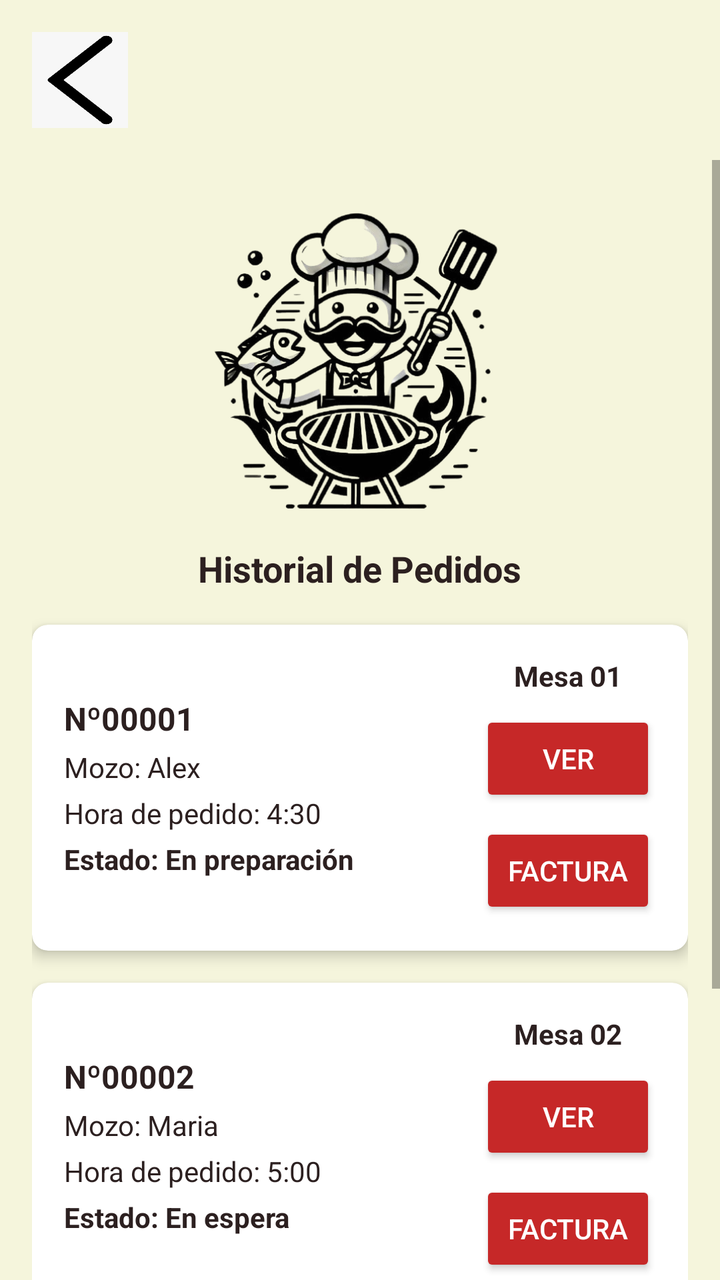
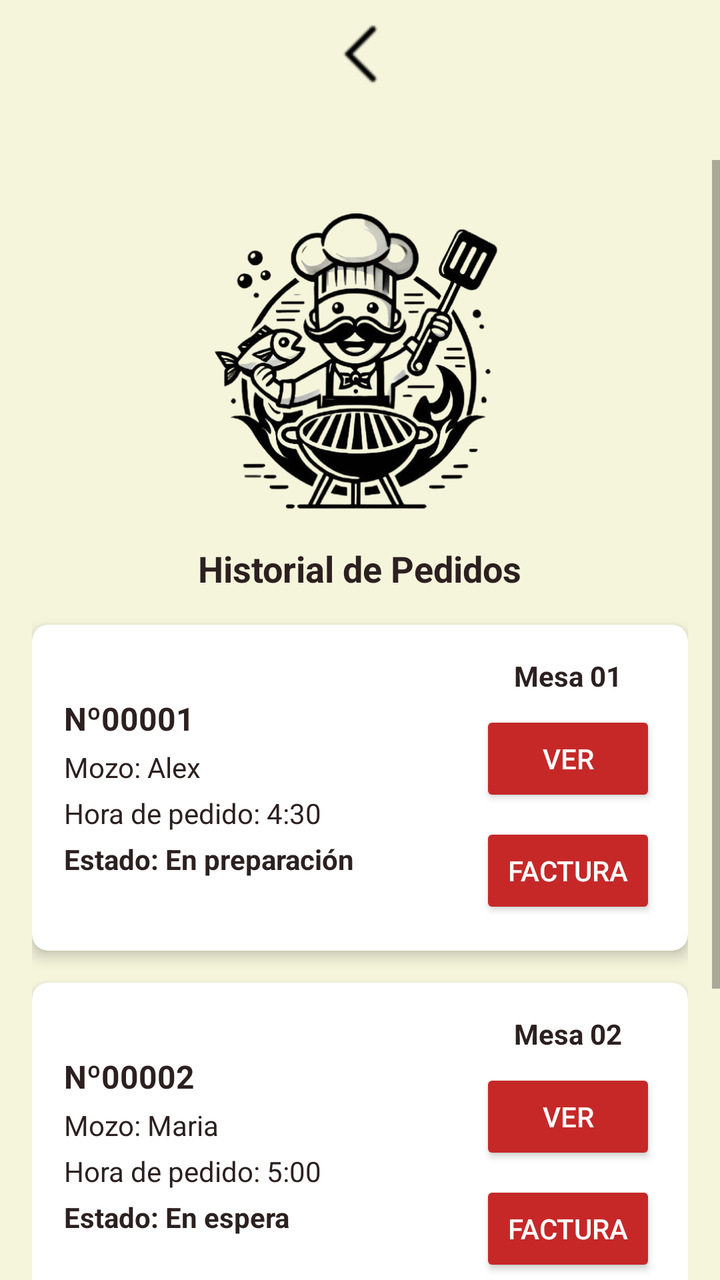

The first picture is an Android layout as it rendered before a commit; the second is the same layout after the commit. The layout source and the unified diff follow.
<!-- AndroidManifest.xml: application theme Theme.Practica_04 -->
<!-- res/layout/activity_7_mispedidos.xml -->
<?xml version="1.0" encoding="utf-8"?>
<FrameLayout xmlns:android="http://schemas.android.com/apk/res/android"
    xmlns:app="http://schemas.android.com/apk/res-auto"
    android:layout_width="match_parent"
    android:layout_height="match_parent"
    android:background="#F5F5DC">

    <ImageButton
        android:id="@+id/buttonretroceder"
        android:layout_width="48dp"
        android:layout_height="48dp"
        android:layout_gravity="start|top"
        android:layout_margin="16dp"
        android:background="@drawable/cambio"
        android:contentDescription="Botón de retroceso" />

    <ScrollView
        android:layout_width="match_parent"
        android:layout_height="match_parent"
        android:paddingTop="80dp"
        android:fillViewport="true">

        <LinearLayout
            android:layout_width="match_parent"
            android:layout_height="wrap_content"
            android:orientation="vertical"
            android:padding="16dp">

            
            <LinearLayout
                android:layout_width="match_parent"
                android:layout_height="wrap_content"
                android:orientation="vertical"
                android:gravity="center_horizontal"
                android:layout_marginBottom="16dp">

                <ImageView
                    android:id="@+id/clientPhoto"
                    android:layout_width="152dp"
                    android:layout_height="168dp"
                    android:layout_gravity="center"
                    android:layout_marginBottom="8dp"
                    android:contentDescription="Foto del cliente"
                    android:scaleType="centerCrop"
                    android:src="@drawable/sinfondo" />

                <TextView
                    android:id="@+id/orderNumber"
                    android:layout_width="wrap_content"
                    android:layout_height="wrap_content"
                    android:textColor="#2C2020"
                    android:text="Historial de Pedidos"
                    android:textSize="18sp"
                    android:textStyle="bold" />
            </LinearLayout>


            <androidx.cardview.widget.CardView
                android:layout_width="match_parent"
                android:layout_height="wrap_content"
                app:cardCornerRadius="8dp"
                app:cardElevation="4dp"
                app:cardBackgroundColor="@android:color/white"
                android:layout_marginBottom="16dp">

                <LinearLayout
                    android:layout_width="match_parent"
                    android:layout_height="wrap_content"
                    android:orientation="horizontal"
                    android:padding="16dp"
                    android:gravity="center_vertical">

                    <LinearLayout
                        android:layout_width="0dp"
                        android:layout_height="wrap_content"
                        android:layout_weight="1"
                        android:orientation="vertical">

                        <TextView
                            android:layout_width="wrap_content"
                            android:layout_height="wrap_content"
                            android:text="Nº00001"
                            android:textColor="#2C2020"
                            android:textSize="16sp"
                            android:textStyle="bold"
                            android:layout_marginBottom="4dp" />

                        <TextView
                            android:layout_width="wrap_content"
                            android:layout_height="wrap_content"
                            android:text="Mozo: Alex"
                            android:textColor="#2C2020"
                            android:layout_marginBottom="4dp" />

                        <TextView
                            android:layout_width="wrap_content"
                            android:layout_height="wrap_content"
                            android:text="Hora de pedido: 4:30"
                            android:textColor="#2C2020"
                            android:layout_marginBottom="4dp" />

                        <TextView
                            android:layout_width="wrap_content"
                            android:layout_height="wrap_content"
                            android:text="Estado: En preparación"
                            android:textColor="#2C2020"
                            android:textStyle="bold" />
                    </LinearLayout>

                    <LinearLayout
                        android:layout_width="wrap_content"
                        android:layout_height="wrap_content"
                        android:orientation="vertical"
                        android:gravity="center_horizontal">

                        <TextView
                            android:layout_width="wrap_content"
                            android:layout_height="wrap_content"
                            android:text="Mesa 01"
                            android:textColor="#2C2020"
                            android:textStyle="bold"
                            android:layout_marginBottom="8dp"
                            android:textSize="14sp" />

                        <Button
                            android:id="@+id/btnVer1"
                            android:layout_width="wrap_content"
                            android:layout_height="wrap_content"
                            android:text="Ver"
                            android:backgroundTint="#C62828"
                            android:textColor="#FFFFFF"
                            android:layout_marginBottom="8dp" />

                        <Button
                            android:id="@+id/btnAgregar1"
                            android:layout_width="wrap_content"
                            android:layout_height="wrap_content"
                            android:text="Factura"
                            android:backgroundTint="#C62828"
                            android:textColor="#FFFFFF" />
                    </LinearLayout>
                </LinearLayout>
            </androidx.cardview.widget.CardView>
            <androidx.cardview.widget.CardView
                android:layout_width="match_parent"
                android:layout_height="wrap_content"
                app:cardCornerRadius="8dp"
                app:cardElevation="4dp"
                app:cardBackgroundColor="@android:color/white"
                android:layout_marginBottom="16dp">

                <LinearLayout
                    android:layout_width="match_parent"
                    android:layout_height="wrap_content"
                    android:orientation="horizontal"
                    android:padding="16dp"
                    android:gravity="center_vertical">

                    <LinearLayout
                        android:layout_width="0dp"
                        android:layout_height="wrap_content"
                        android:layout_weight="1"
                        android:orientation="vertical">

                        <TextView
                            android:layout_width="wrap_content"
                            android:layout_height="wrap_content"
                            android:textColor="#2C2020"
                            android:text="Nº00002"
                            android:textSize="16sp"
                            android:textStyle="bold"
                            android:layout_marginBottom="4dp"/>

                        <TextView
                            android:layout_width="wrap_content"
                            android:layout_height="wrap_content"
                            android:textColor="#2C2020"
                            android:text="Mozo: Maria"
                            android:layout_marginBottom="4dp"/>

                        <TextView
                            android:layout_width="wrap_content"
                            android:layout_height="wrap_content"
                            android:textColor="#2C2020"
                            android:text="Hora de pedido: 5:00"
                            android:layout_marginBottom="4dp"/>

                        <TextView
                            android:layout_width="wrap_content"
                            android:layout_height="wrap_content"
                            android:text="Estado: En espera"
                            android:textColor="#2C2020"
                            android:textStyle="bold" />
                    </LinearLayout>

                    <LinearLayout
                        android:layout_width="wrap_content"
                        android:layout_height="wrap_content"
                        android:orientation="vertical"
                        android:gravity="center_horizontal">

                        <TextView
                            android:layout_width="wrap_content"
                            android:layout_height="wrap_content"
                            android:text="Mesa 02"
                            android:textColor="#2C2020"
                            android:textStyle="bold"
                            android:layout_marginBottom="8dp"
                            android:textSize="14sp" />

                        <Button
                            android:id="@+id/btnVer2"
                            android:layout_width="wrap_content"
                            android:layout_height="wrap_content"
                            android:text="Ver"
                            android:backgroundTint="#C62828"
                            android:textColor="#FFFFFF"
                            android:layout_marginBottom="8dp"/>

                        <Button
                            android:id="@+id/btnAgregar2"
                            android:layout_width="wrap_content"
                            android:layout_height="wrap_content"
                            android:text="Factura"
                            android:backgroundTint="#C62828"
                            android:textColor="#FFFFFF"/>
                    </LinearLayout>
                </LinearLayout>
            </androidx.cardview.widget.CardView>
            <androidx.cardview.widget.CardView
                android:layout_width="match_parent"
                android:layout_height="wrap_content"
                app:cardCornerRadius="8dp"
                app:cardElevation="4dp"
                app:cardBackgroundColor="@android:color/white"
                android:layout_marginBottom="16dp">

                <LinearLayout
                    android:layout_width="match_parent"
                    android:layout_height="wrap_content"
                    android:orientation="horizontal"
                    android:padding="16dp"
                    android:gravity="center_vertical">

                    <LinearLayout
                        android:layout_width="0dp"
                        android:layout_height="wrap_content"
                        android:layout_weight="1"
                        android:orientation="vertical">

                        <TextView
                            android:layout_width="wrap_content"
                            android:layout_height="wrap_content"
                            android:textColor="#2C2020"
                            android:text="Nº00003"
                            android:textSize="16sp"
                            android:textStyle="bold"
                            android:layout_marginBottom="4dp"/>

                        <TextView
                            android:layout_width="wrap_content"
                            android:layout_height="wrap_content"
                            android:textColor="#2C2020"
                            android:text="Mozo: Luis"
                            android:layout_marginBottom="4dp"/>

                        <TextView
                            android:layout_width="wrap_content"
                            android:layout_height="wrap_content"
                            android:textColor="#2C2020"
                            android:text="Hora de pedido: 6:00"
                            android:layout_marginBottom="4dp"/>

                        <TextView
                            android:layout_width="wrap_content"
                            android:layout_height="wrap_content"
                            android:text="Estado: Servido"
                            android:textColor="#2C2020"
                            android:textStyle="bold" />
                    </LinearLayout>

                    <LinearLayout
                        android:layout_width="wrap_content"
                        android:layout_height="wrap_content"
                        android:orientation="vertical"
                        android:gravity="center_horizontal">

                        <TextView
                            android:layout_width="wrap_content"
                            android:layout_height="wrap_content"
                            android:text="Mesa 03"
                            android:textColor="#2C2020"
                            android:textStyle="bold"
                            android:layout_marginBottom="8dp"
                            android:textSize="14sp" />

                        <Button
                            android:id="@+id/btnVer3"
                            android:layout_width="wrap_content"
                            android:layout_height="wrap_content"
                            android:text="Ver"
                            android:backgroundTint="#C62828"
                            android:textColor="#FFFFFF"
                            android:layout_marginBottom="8dp"/>

                        <Button
                            android:id="@+id/btnAgregar3"
                            android:layout_width="wrap_content"
                            android:layout_height="wrap_content"
                            android:text="Factura"
                            android:backgroundTint="#C62828"
                            android:textColor="#FFFFFF"/>
                    </LinearLayout>
                </LinearLayout>
            </androidx.cardview.widget.CardView>
        </LinearLayout>
    </ScrollView>
</FrameLayout>
<!-- resources referenced by this layout -->
<resources>
  <!-- drawable cambio: jpeg bitmap (drawable, 13397 bytes) -->
  <!-- drawable sinfondo: png bitmap (drawable, 183610 bytes) -->
  <style name="Theme.Practica_04" parent="Theme.AppCompat.Light.NoActionBar" />
</resources>

<!-- the commit's change to res/layout/activity_7_mispedidos.xml (unified diff, before → after) -->
@@ -6,13 +6,13 @@
     android:background="#F5F5DC">
 
     <ImageButton
-        android:id="@+id/buttonretroceder"
-        android:layout_width="48dp"
-        android:layout_height="48dp"
-        android:layout_gravity="start|top"
-        android:layout_margin="16dp"
-        android:background="@drawable/cambio"
-        android:contentDescription="Botón de retroceso" />
+        android:id="@+id/btnBack"
+        android:layout_width="match_parent"
+        android:layout_height="wrap_content"
+        android:background="@android:color/transparent"
+        android:contentDescription="Volver"
+        android:layout_marginVertical="12dp"
+        android:src="@drawable/back_icon" />
 
     <ScrollView
         android:layout_width="match_parent"
<!-- resource entries referenced after the edit -->
@@ -1,6 +1,6 @@
 <!-- resources referenced by this layout -->
 <resources>
-  <!-- drawable cambio: jpeg bitmap (drawable, 13397 bytes) -->
+  <!-- drawable back_icon: png bitmap (drawable, 637 bytes) -->
   <!-- drawable sinfondo: png bitmap (drawable, 183610 bytes) -->
   <style name="Theme.Practica_04" parent="Theme.AppCompat.Light.NoActionBar" />
 </resources>
